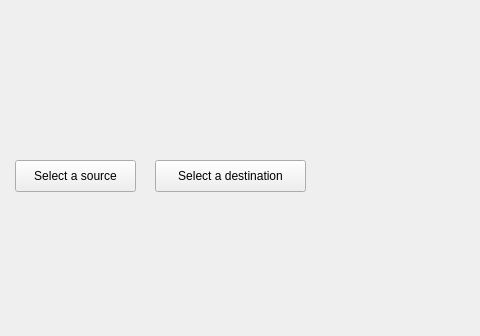
The window that src/ui/main.ui (kozkoz2106/FolderSync) describes before a commit, drawn with Qt 5; both pictures show x 85 to 565 and y 0 to 336 of the 800 by 600 pixel window.
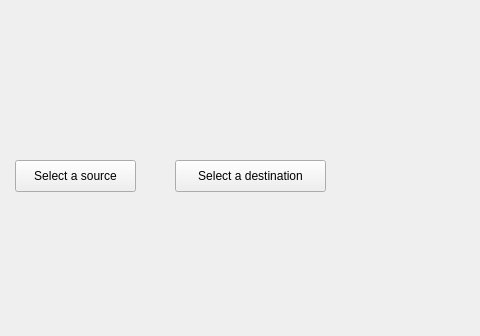
The same window after the commit.

The edit to the form file:
```diff
--- a/src/ui/main.ui
+++ b/src/ui/main.ui
@@ -30,7 +30,7 @@
    <widget class="QPushButton" name="pushButton_2">
     <property name="geometry">
      <rect>
-      <x>240</x>
+      <x>260</x>
       <y>160</y>
       <width>151</width>
       <height>32</height>
```
